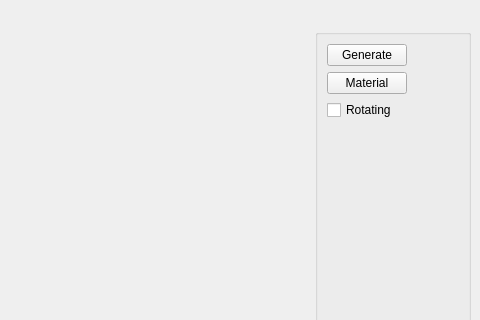
The window that ui/mainwindow.ui (RenatsB/SpaceBattle) describes before a commit, drawn with Qt 5; both pictures show x 320 to 800 and y 0 to 320 of the 800 by 600 pixel window.
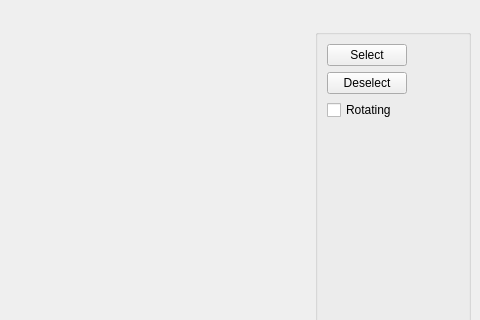
The same window after the commit.

```diff
--- a/ui/mainwindow.ui
+++ b/ui/mainwindow.ui
@@ -115,14 +115,14 @@
        <item row="0" column="1">
         <widget class="QPushButton" name="generate">
          <property name="text">
-          <string>Generate</string>
+          <string>Select</string>
          </property>
         </widget>
        </item>
        <item row="1" column="1">
         <widget class="QPushButton" name="material">
          <property name="text">
-          <string>Material</string>
+          <string>Deselect</string>
          </property>
         </widget>
        </item>
```
Left out of the diff: 4 changed lines with no effect on the pictures.
